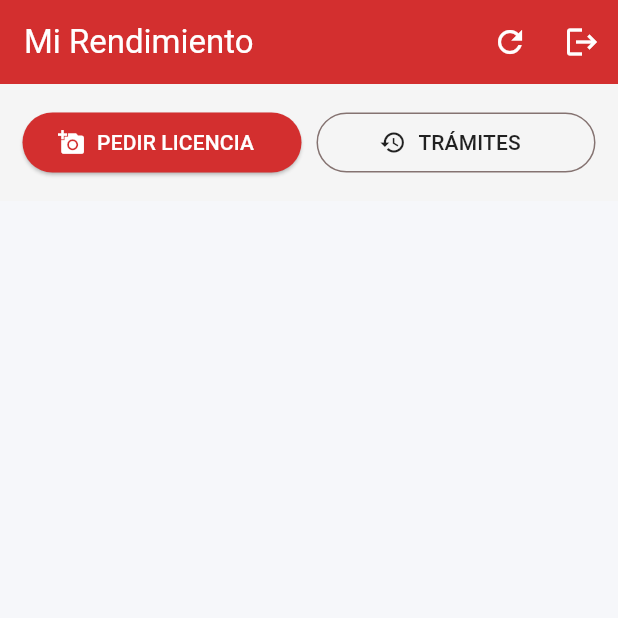
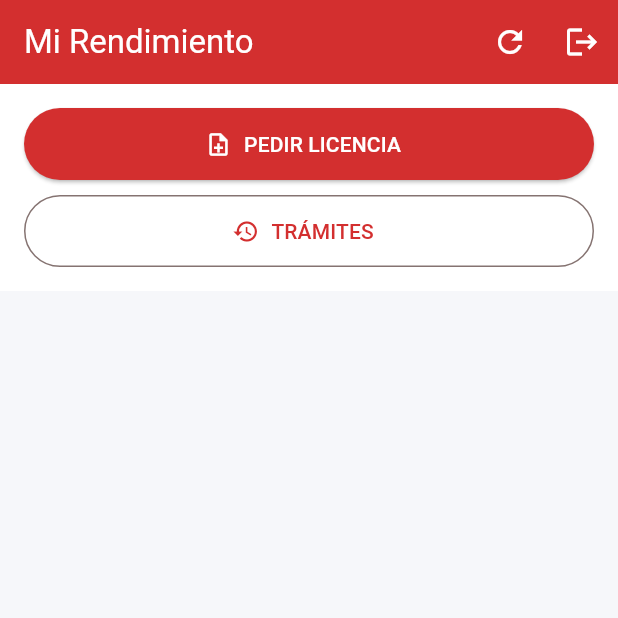
Before and after one commit to quisbertfabio6/app-proyecto-de-grado, a Flutter app: the EstudianteHomeScreen screen opened directly, on a phone screen of 412 x 824 dp, the top half of it. Run offline on Flutter 3.47's test engine with Material 3 defaults, Android fonts, the phone set to English and light mode, and no system bars; our stand-ins replace audioplayers, connectivity_plus, file_picker, flutter_image_compress, image_picker, shared_preferences and 1 more; missing offline and left inert: mobile_scanner; accounts and stored records are empty; network calls fail.

Commit message:
Fase 5: adaptar acciones y tarjetas de estudiante a pantallas pequeñas

```diff
--- a/lib/screens/estudiante/estudiante_home_screen.dart
+++ b/lib/screens/estudiante/estudiante_home_screen.dart
@@ -47,52 +47,88 @@ class _EstudianteHomeScreenState extends State<EstudianteHomeScreen> {
         backgroundColor: const Color(0xFFD32F2F),
         foregroundColor: Colors.white,
         actions: [
-          IconButton(icon: const Icon(Icons.refresh), onPressed: _cargarDatos),
-          IconButton(icon: const Icon(Icons.logout), onPressed: _logout),
+          IconButton(
+            tooltip: 'Actualizar materias',
+            icon: const Icon(Icons.refresh),
+            onPressed: _cargarDatos,
+          ),
+          IconButton(
+            tooltip: 'Cerrar sesión',
+            icon: const Icon(Icons.logout),
+            onPressed: _logout,
+          ),
         ],
       ),
       body: _isLoading
           ? const Center(child: CircularProgressIndicator())
           : Column(
               children: [
-                // --- SECCIÓN DE BOTONES RÁPIDOS ---
+                // Acciones principales: en celulares estrechos se apilan
+                // para evitar que el texto de los botones se corte.
                 Container(
-                  padding: const EdgeInsets.all(15),
-                  color: Colors.grey.shade100,
-                  child: Row(
+                  padding: const EdgeInsets.all(16),
+                  color: Colors.white,
+                  child: LayoutBuilder(
+                    builder: (context, constraints) {
+                      final anchoDisponible = constraints.maxWidth;
+                      final unaColumna = anchoDisponible < 440;
+                      final anchoBoton = unaColumna
+                          ? anchoDisponible
+                          : (anchoDisponible - 10) / 2;
+
+                      return Wrap(
+                        spacing: 10,
+                        runSpacing: 10,
                         children: [
-                      Expanded(
+                          SizedBox(
+                            width: anchoBoton,
                             child: ElevatedButton.icon(
                               onPressed: () {
-                             Navigator.push(context, MaterialPageRoute(builder: (_) => const LicenciaFormScreen()));
+                                Navigator.push(
+                                  context,
+                                  MaterialPageRoute(
+                                    builder: (_) => const LicenciaFormScreen(),
+                                  ),
+                                );
                               },
-                          icon: const Icon(Icons.add_a_photo, size: 18),
-                          label: const Text("PEDIR LICENCIA"),
+                              icon: const Icon(Icons.note_add_outlined, size: 18),
+                              label: const Text('PEDIR LICENCIA'),
                               style: ElevatedButton.styleFrom(
                                 backgroundColor: const Color(0xFFD32F2F),
-                            foregroundColor: Colors.white
+                                foregroundColor: Colors.white,
+                                minimumSize: const Size(0, 48),
                               ),
                             ),
                           ),
-                      const SizedBox(width: 10),
-                      Expanded(
+                          SizedBox(
+                            width: anchoBoton,
                             child: OutlinedButton.icon(
                               onPressed: () {
-                             Navigator.push(context, MaterialPageRoute(builder: (_) => const MisLicenciasScreen()));
+                                Navigator.push(
+                                  context,
+                                  MaterialPageRoute(
+                                    builder: (_) => const MisLicenciasScreen(),
+                                  ),
+                                );
                               },
                               icon: const Icon(Icons.history, size: 18),
-                          label: const Text("TRÁMITES"),
-                          style: OutlinedButton.styleFrom(foregroundColor: Colors.black87),
+                              label: const Text('TRÁMITES'),
+                              style: OutlinedButton.styleFrom(
+                                foregroundColor: const Color(0xFFD32F2F),
+                                minimumSize: const Size(0, 48),
+                              ),
                             ),
                           ),
                         ],
+                      );
+                    },
                   ),
                 ),
 
                                 // --- LISTA DE MATERIAS ---
                 Expanded(
                   child: ListView.builder(
-                    padding: const EdgeInsets.all(15),
+                    padding: const EdgeInsets.all(16),
                     itemCount: _materias.length,
                     itemBuilder: (context, index) {
                       final materia = _materias[index];
@@ -100,14 +136,14 @@ class _EstudianteHomeScreenState extends State<EstudianteHomeScreen> {
                       final esRiesgo = materia['riesgo']; // true/false
 
                       return Card(
-                        elevation: 3,
-                        margin: const EdgeInsets.only(bottom: 15),
+                        elevation: 1,
+                        margin: const EdgeInsets.only(bottom: 12),
                         shape: RoundedRectangleBorder(
                           side: esRiesgo ? const BorderSide(color: Colors.red, width: 2) : BorderSide.none,
-                          borderRadius: BorderRadius.circular(10)
+                          borderRadius: BorderRadius.circular(16)
                         ),
                         child: Padding(
-                          padding: const EdgeInsets.all(15.0),
+                          padding: const EdgeInsets.all(16.0),
                           child: Column(
                             crossAxisAlignment: CrossAxisAlignment.start,
                             children: [
```
Lines whose indentation alone changed are shown as unchanged.
